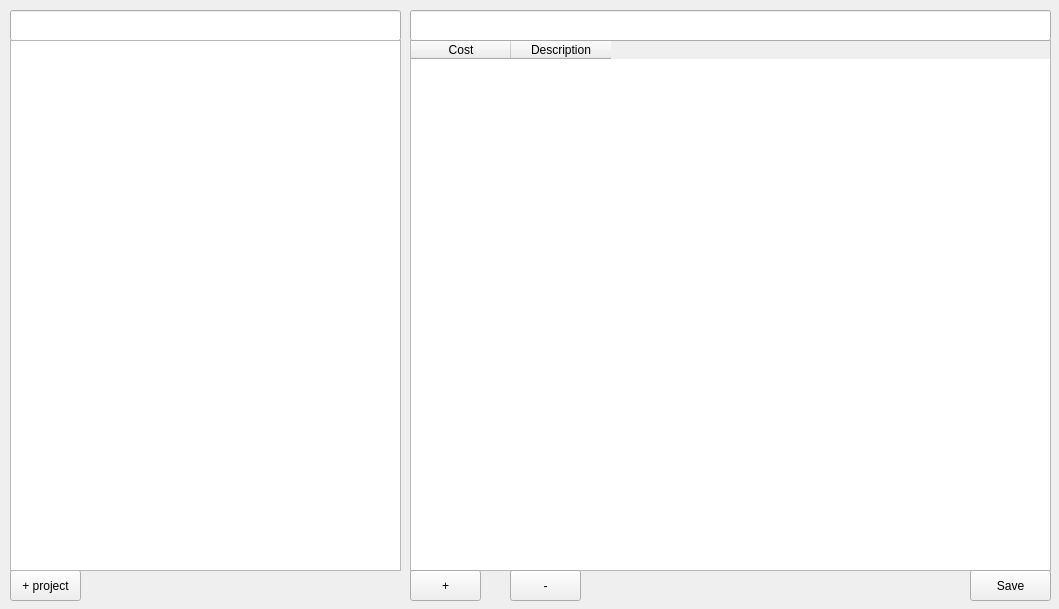
Before: the Qt Designer form design.ui in jujum4n/Pyroject, drawn with Qt 5.
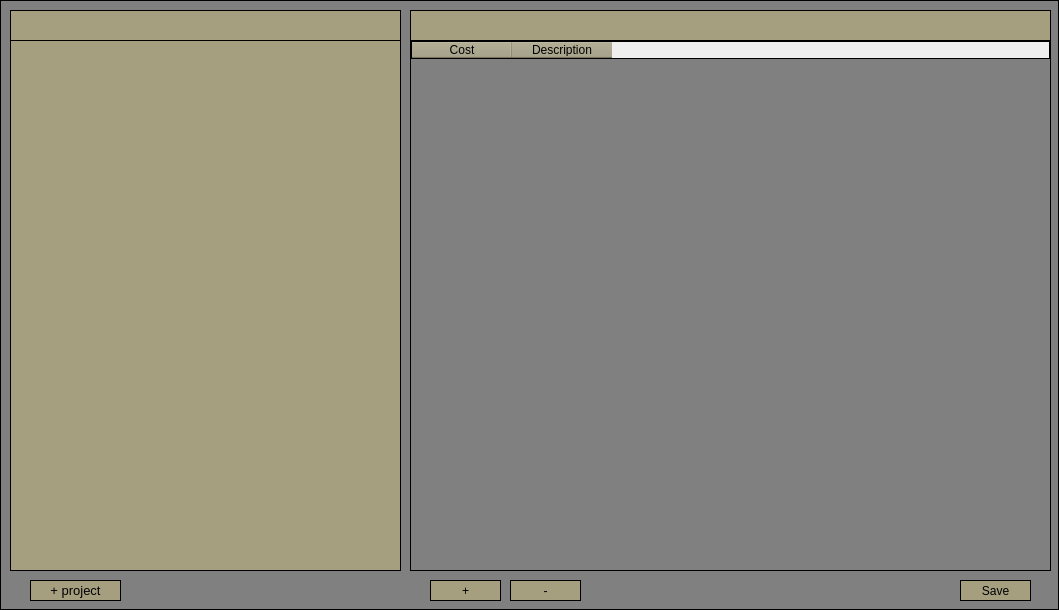
After: the same form once the commit is applied. The open tabs and pages were chosen to show the change.

Commit message: Updated styles, added new pic to readme, added a resource file and script to generate resources, added icon to program

The edit to the form file:
```diff
--- a/design.ui
+++ b/design.ui
@@ -7,7 +7,7 @@
     <x>0</x>
     <y>0</y>
     <width>1059</width>
-    <height>609</height>
+    <height>610</height>
    </rect>
   </property>
   <property name="sizePolicy">
@@ -17,7 +17,61 @@
    </sizepolicy>
   </property>
   <property name="windowTitle">
-   <string>Pyroject - Alpha v0.1 - By: Juju</string>
+   <string>Pyroject - Alpha v0.2 - By: Juju</string>
+  </property>
+  <property name="styleSheet">
+   <string notr="true">QMainWindow {
+	background-color: rgb(128, 128, 128);
+	border: 1px solid black;
+}
+
+QPushButton{
+	background-color: rgb(165, 159, 128);
+	color: rgb(0, 0, 0);
+	border: 1px solid black;
+}
+QPushButton:hover {
+    background-color: rgb(128, 128, 128);
+	color: rgb(255, 255, 255);
+	border: 1px solid white;
+	
+}
+QInputDialog{
+	background-color: rgb(165, 159, 128);
+	border: 1px solid black;
+}
+QLineEdit{
+	background-color: rgb(165, 159, 128);
+	color: rgb(0, 0, 0);
+	border: 1px solid black;
+}
+QListWidget{
+	background-color: rgb(165, 159, 128);
+	color: rgb(0, 0, 0);
+	border: 1px solid black;
+}
+QPlainTextEdit{
+	background-color: rgb(165, 159, 128);
+	color: rgb(0, 0, 0);
+	border: 1px solid black;
+}
+
+QHeaderView::section {
+    background-color: rgb(165, 159, 128);
+
+}
+QHeaderView{
+	border: 1px solid black;
+	gridline-color: rgb(0, 0, 0);
+}
+
+QTableWidget {
+	background-color: rgb(128, 128, 128);
+	alternate-background-color: rgb(165, 159, 128);
+    gridline-color: rgb(0, 0, 0);
+    font-size: 12pt;
+	border: 1px solid black;
+}</string>
   </property>
   <widget class="QWidget" name="centralwidget">
    <widget class="QStackedWidget" name="stackedWidget">
@@ -213,10 +267,10 @@
      <widget class="QPushButton" name="costAddButton">
       <property name="geometry">
        <rect>
-        <x>0</x>
-        <y>560</y>
+        <x>20</x>
+        <y>570</y>
         <width>71</width>
-        <height>31</height>
+        <height>21</height>
        </rect>
       </property>
       <property name="text">
@@ -226,10 +280,10 @@
      <widget class="QPushButton" name="costSaveButton">
       <property name="geometry">
        <rect>
-        <x>560</x>
-        <y>560</y>
-        <width>81</width>
-        <height>31</height>
+        <x>550</x>
+        <y>570</y>
+        <width>71</width>
+        <height>21</height>
        </rect>
       </property>
       <property name="text">
@@ -240,9 +294,9 @@
       <property name="geometry">
        <rect>
         <x>100</x>
-        <y>560</y>
+        <y>570</y>
         <width>71</width>
-        <height>31</height>
+        <height>21</height>
        </rect>
       </property>
       <property name="text">
@@ -254,12 +308,24 @@
    <widget class="QPushButton" name="newProjectButton">
     <property name="geometry">
      <rect>
-      <x>10</x>
-      <y>570</y>
-      <width>71</width>
-      <height>31</height>
+      <x>30</x>
+      <y>580</y>
+      <width>91</width>
+      <height>21</height>
      </rect>
     </property>
+    <property name="font">
+     <font>
+      <pointsize>10</pointsize>
+      <weight>50</weight>
+      <italic>false</italic>
+      <bold>false</bold>
+      <stylestrategy>PreferAntialias</stylestrategy>
+     </font>
+    </property>
+    <property name="autoFillBackground">
+     <bool>false</bool>
+    </property>
     <property name="text">
      <string>+ project</string>
     </property>
@@ -273,6 +339,9 @@
       <height>31</height>
      </rect>
     </property>
+    <property name="styleSheet">
+     <string notr="true"/>
+    </property>
    </widget>
    <widget class="QListWidget" name="listWidget">
     <property name="geometry">
```
Left out of the diff: 31 changed lines with no effect on the pictures. The commit also changes 10 other files.
